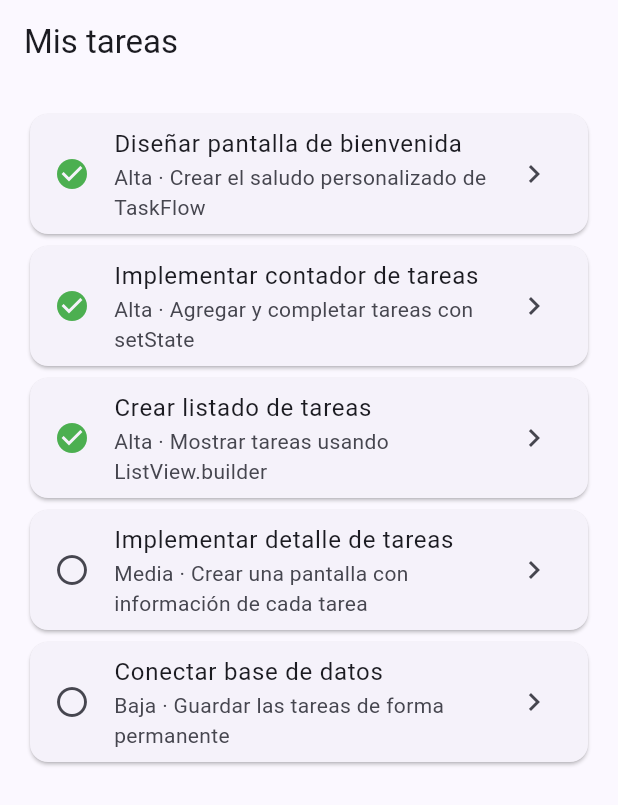
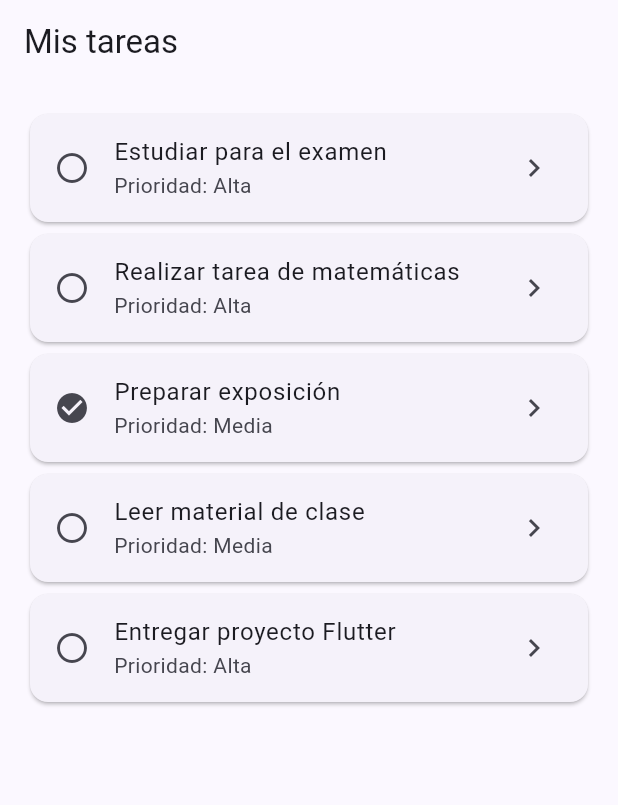
Before and after one commit to KLHA886/TaskFlow-Flutter, a Flutter app: the screen it shows after launch, on a phone screen of 412 x 824 dp. Shown: the top 805 px of the screen. Run offline on Flutter 3.47's test engine with Material 3 defaults, Android fonts, the phone set to English and light mode, and no system bars; our stand-ins replace go_router.

Commit message:
docs: definir alcance y modelo de TaskFlow

```diff
--- a/lib/main.dart
+++ b/lib/main.dart
@@ -1,9 +1,74 @@
 import 'package:flutter/material.dart';
 import 'package:go_router/go_router.dart';
+
+import 'task.dart';
 
 void main() {
   runApp(const TaskFlowApp());
 }
+
+const demoTasks = <Task>[
+  Task(
+    id: 1,
+    title: 'Estudiar para el examen',
+    description: 'Repasar los temas de programación',
+    priority: 'Alta',
+    isCompleted: false,
+    userId: 1,
+  ),
+  Task(
+    id: 2,
+    title: 'Realizar tarea de matemáticas',
+    description: 'Resolver los ejercicios asignados',
+    priority: 'Alta',
+    isCompleted: false,
+    userId: 1,
+  ),
+  Task(
+    id: 3,
+    title: 'Preparar exposición',
+    description: 'Organizar diapositivas y practicar',
+    priority: 'Media',
+    isCompleted: true,
+    userId: 1,
+  ),
+  Task(
+    id: 4,
+    title: 'Leer material de clase',
+    description: 'Revisar los documentos de la semana',
+    priority: 'Media',
+    isCompleted: false,
+    userId: 1,
+  ),
+  Task(
+    id: 5,
+    title: 'Entregar proyecto Flutter',
+    description: 'Revisar TaskFlow y preparar evidencias',
+    priority: 'Alta',
+    isCompleted: false,
+    userId: 1,
+  ),
+];
+
+Task? findTask(int? id) {
+  for (final task in demoTasks) {
+    if (task.id == id) return task;
+  }
+  return null;
+}
+
+final appRouter = GoRouter(
+  routes: [
+    GoRoute(path: '/', builder: (context, state) => const TaskListScreen()),
+    GoRoute(
+      path: '/task/:id',
+      builder: (context, state) {
+        final id = int.tryParse(state.pathParameters['id'] ?? '');
+        return TaskDetailScreen(task: findTask(id));
+      },
+    ),
+  ],
+);
 
 class TaskFlowApp extends StatelessWidget {
   const TaskFlowApp({super.key});
@@ -15,98 +80,8 @@ class TaskFlowApp extends StatelessWidget {
       title: 'TaskFlow',
       theme: ThemeData(
         colorScheme: ColorScheme.fromSeed(seedColor: Colors.indigo),
-        useMaterial3: true,
       ),
       routerConfig: appRouter,
-    );
-  }
-}
-
-class Task {
-  const Task({
-    required this.id,
-    required this.title,
-    required this.description,
-    required this.priority,
-    required this.isCompleted,
-  });
-
-  final int id;
-  final String title;
-  final String description;
-  final String priority;
-  final bool isCompleted;
-}
-
-const demoTasks = [
-  Task(
-    id: 1,
-    title: 'Diseñar pantalla de bienvenida',
-    description: 'Crear el saludo personalizado de TaskFlow',
-    priority: 'Alta',
-    isCompleted: true,
-  ),
-  Task(
-    id: 2,
-    title: 'Implementar contador de tareas',
-    description: 'Agregar y completar tareas con setState',
-    priority: 'Alta',
-    isCompleted: true,
-  ),
-  Task(
-    id: 3,
-    title: 'Crear listado de tareas',
-    description: 'Mostrar tareas usando ListView.builder',
-    priority: 'Alta',
-    isCompleted: true,
-  ),
-  Task(
-    id: 4,
-    title: 'Implementar detalle de tareas',
-    description: 'Crear una pantalla con información de cada tarea',
-    priority: 'Media',
-    isCompleted: false,
-  ),
-  Task(
-    id: 5,
-    title: 'Conectar base de datos',
-    description: 'Guardar las tareas de forma permanente',
-    priority: 'Baja',
-    isCompleted: false,
-  ),
-];
-
-final appRouter = GoRouter(
-  routes: [
-    GoRoute(path: '/', builder: (context, state) => const TaskListScreen()),
-    GoRoute(
-      path: '/task/:id',
-      builder: (context, state) {
-        final taskId = int.parse(state.pathParameters['id']!);
-        return TaskDetailScreen(taskId: taskId);
-      },
-    ),
-  ],
-);
-
-class TaskCard extends StatelessWidget {
-  const TaskCard({super.key, required this.task, this.onTap});
-  final Task task;
-  final VoidCallback? onTap;
-
-  @override
-  Widget build(BuildContext context) {
-    return Card(
-      child: ListTile(
-        onTap: onTap,
-        leading: Icon(
-          task.isCompleted ? Icons.check_circle : Icons.radio_button_unchecked,
-          color: task.isCompleted ? Colors.green : null,
-        ),
-        title: Text(task.title),
-        subtitle: Text('${task.priority} · ${task.description}'),
-        trailing: const Icon(Icons.chevron_right),
-      ),
     );
   }
 }
@@ -123,9 +98,18 @@ class TaskListScreen extends StatelessWidget {
         itemCount: demoTasks.length,
         itemBuilder: (context, index) {
           final task = demoTasks[index];
-          return TaskCard(
-            task: task,
+          return Card(
+            child: ListTile(
+              leading: Icon(
+                task.isCompleted
+                    ? Icons.check_circle
+                    : Icons.radio_button_unchecked,
+              ),
+              title: Text(task.title),
+              subtitle: Text('Prioridad: ${task.priority}'),
+              trailing: const Icon(Icons.chevron_right),
               onTap: () => context.push('/task/${task.id}'),
+            ),
           );
         },
       ),
@@ -133,135 +117,40 @@ class TaskListScreen extends StatelessWidget {
   }
 }
 
-class WelcomeScreen extends StatefulWidget {
-  const WelcomeScreen({super.key});
+class TaskDetailScreen extends StatelessWidget {
+  const TaskDetailScreen({super.key, required this.task});
 
-  @override
-  State<WelcomeScreen> createState() => _WelcomeScreenState();
-}
-
-class _WelcomeScreenState extends State<WelcomeScreen> {
-  int pendingTasks = 3;
-  static const dailyGoal = 5;
-  int completedTasks = 0;
-
-  final String studentName = 'Karen Holguin';
-
-  void _addTask() {
-    setState(() {
-      pendingTasks++;
-    });
-  }
-
-  void _completeTask() {
-    if (pendingTasks == 0) {
-      return;
-    }
-
-    setState(() {
-      pendingTasks--;
-
-      if (completedTasks < dailyGoal) {
-        completedTasks++;
-      }
-    });
-  }
+  final Task? task;
 
   @override
   Widget build(BuildContext context) {
-    final statusMessage = pendingTasks == 0
-        ? '¡Excelente! No tienes tareas pendientes.'
-        : 'Aún tienes tareas por organizar.';
-
+    final selected = task;
     return Scaffold(
-      appBar: AppBar(title: const Text('TaskFlow'), centerTitle: true),
+      appBar: AppBar(title: const Text('Detalle de tarea')),
       body: Padding(
         padding: const EdgeInsets.all(24),
-        child: Column(
+        child: selected == null
+            ? const Text('No se encontró esta tarea.')
+            : Column(
                 crossAxisAlignment: CrossAxisAlignment.start,
                 children: [
                   Text(
-              '¡Hola, $studentName!',
-              style: Theme.of(context).textTheme.headlineMedium,
+                    selected.title,
+                    style: Theme.of(context).textTheme.headlineSmall,
                   ),
-            const SizedBox(height: 12),
-            Text(statusMessage),
-            const SizedBox(height: 12),
-            Text('Completadas hoy: $completedTasks de $dailyGoal'),
-            Card(
-              child: Padding(
-                padding: const EdgeInsets.all(20),
-                child: Row(
-                  children: [
-                    const Icon(Icons.pending_actions),
-                    const SizedBox(width: 12),
-                    Text('Tareas pendientes: $pendingTasks'),
-                  ],
+                  const SizedBox(height: 16),
+                  Text(selected.description),
+                  const SizedBox(height: 16),
+                  Text('Prioridad: ${selected.priority}'),
+                  Text(
+                    selected.isCompleted
+                        ? 'Estado: completada'
+                        : 'Estado: pendiente',
                   ),
-              ),
-            ),
-            const SizedBox(height: 24),
-            Wrap(
-              spacing: 12,
-              runSpacing: 12,
-              children: [
-                ElevatedButton.icon(
-                  onPressed: _addTask,
-                  icon: const Icon(Icons.add),
-                  label: const Text('Agregar tarea'),
-                ),
-                OutlinedButton.icon(
-                  onPressed: pendingTasks == 0 ? null : _completeTask,
-                  icon: const Icon(Icons.done),
-                  label: const Text('Completar una tarea'),
-                ),
-              ],
-            ),
+                  Text('Usuario: ${selected.userId}'),
                 ],
               ),
       ),
     );
   }
 }
-
-class TaskDetailScreen extends StatelessWidget {
-  const TaskDetailScreen({super.key, required this.taskId});
-
-  final int taskId;
-
-  @override
-  Widget build(BuildContext context) {
-    final task = demoTasks.firstWhere((item) => item.id == taskId);
-
-    return Scaffold(
-      appBar: AppBar(title: const Text('Detalle de tarea')),
-      body: Padding(
-        padding: const EdgeInsets.all(24),
-        child: Column(
-          crossAxisAlignment: CrossAxisAlignment.start,
-          children: [
-            Text(task.title, style: Theme.of(context).textTheme.headlineSmall),
-            const SizedBox(height: 16),
-            Text(task.description),
-            const SizedBox(height: 16),
-            Chip(label: Text('Prioridad: ${task.priority}')),
-            const SizedBox(height: 12),
-            Text(task.isCompleted ? 'Estado: completada' : 'Estado: pendiente'),
-            const SizedBox(height: 16),
-            Icon(
-              task.isCompleted ? Icons.check_circle : Icons.pending_actions,
-              color: task.isCompleted ? Colors.green : Colors.orange,
-              size: 48,
-            ),
-            const Spacer(),
-            FilledButton.tonalIcon(
-              onPressed: () => context.pop(),
-              icon: const Icon(Icons.arrow_back),
-              label: const Text('Volver al listado'),
-            ),
-          ],
-        ),
-      ),
-    );
-  }
-}
```
Also changed, not shown: lib/task.dart (added, +28 -0 lines), 2 other files. Lines whose indentation alone changed are shown as unchanged.
